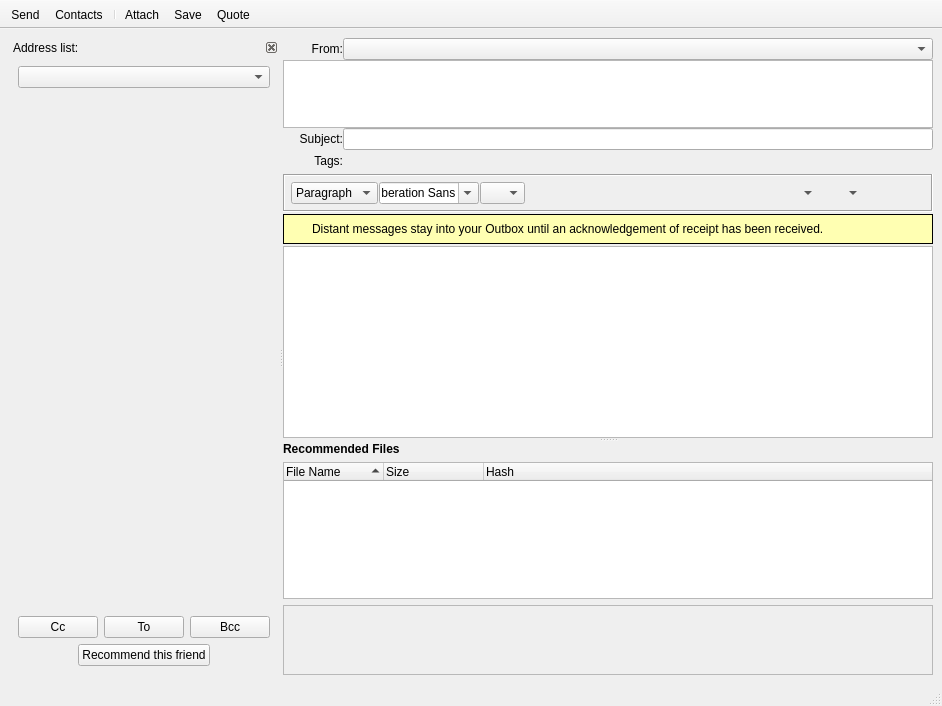
The window that retroshare-gui/src/gui/msgs/MessageComposer.ui (RetroShare/RetroShare) describes before a commit, drawn with Qt 5.
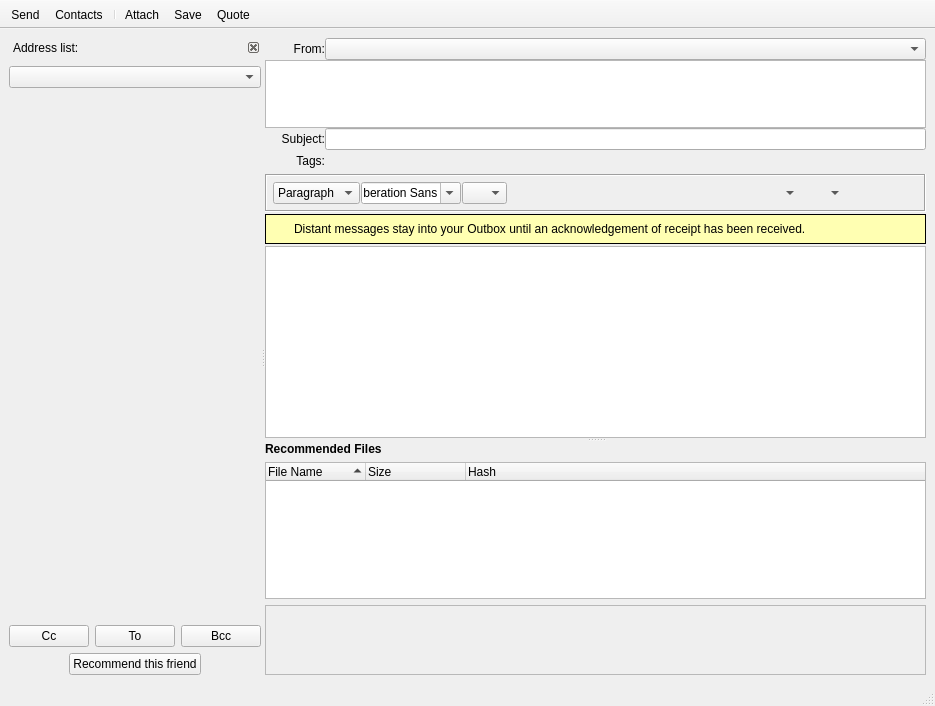
The same window after the commit. Icons and pictures are not drawn. Custom widgets are drawn as their Qt base class.

The edit to the form file:
```diff
--- a/retroshare-gui/src/gui/msgs/MessageComposer.ui
+++ b/retroshare-gui/src/gui/msgs/MessageComposer.ui
@@ -60,6 +60,15 @@
        </property>
        <widget class="QWidget" name="dockWidgetContents">
         <layout class="QVBoxLayout" name="verticalLayout">
+         <property name="leftMargin">
+          <number>0</number>
+         </property>
+         <property name="rightMargin">
+          <number>0</number>
+         </property>
+         <property name="bottomMargin">
+          <number>0</number>
+         </property>
          <item>
           <widget class="QComboBox" name="filterComboBox"/>
          </item>
```
